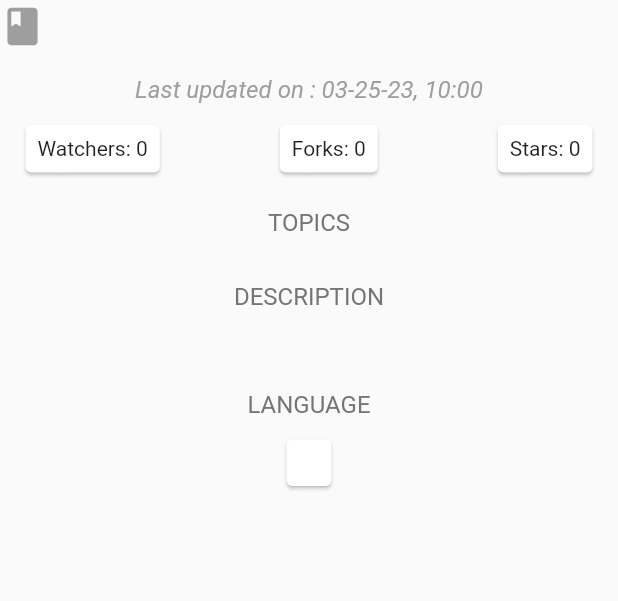
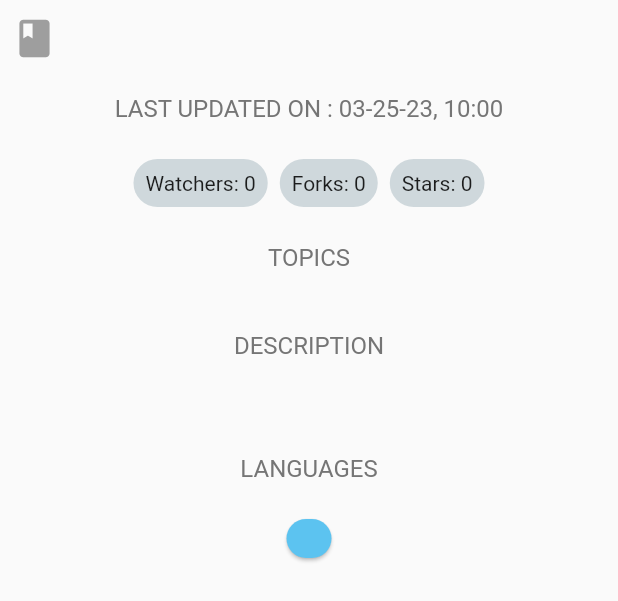
Before and after one commit to ssoad/ssoad_flutter_task, a Flutter app: the RepositoryInfo widget shown alone on an empty page, opened directly with empty values, on a phone screen of 412 x 824 dp. Shown: the top 601 px of the screen. Run offline on Flutter 3.47's test engine with Material 2 defaults, Android fonts, the phone set to English and light mode, and no system bars; our stand-ins replace bloc, cached_network_image, connectivity_plus, equatable, flutter_bloc, get and 3 more; accounts and stored records are empty; network calls fail.

Commit message:
Item Sorting Update

```diff
--- a/lib/main.dart
+++ b/lib/main.dart
@@ -1,13 +1,9 @@
 import 'package:bs34_flutter_task/src/app.dart';
-import 'package:bs34_flutter_task/src/core/service/db_helper.dart';
 import 'package:flutter/material.dart';
 import 'package:bs34_flutter_task/src/utils/di.dart' as di;
-import 'package:hive/hive.dart';
-import 'package:path_provider/path_provider.dart';
 
 Future<void> main() async {
   WidgetsFlutterBinding.ensureInitialized();
   await di.Init();
-  await DatabaseHelper().db_init();
   runApp(const MyApp());
 }
--- a/lib/src/core/service/api_service/api_service.dart
+++ b/lib/src/core/service/api_service/api_service.dart
@@ -8,10 +8,7 @@ class APIService {
 
   static Future<String> getRepositories(String url) async {
     String jsonResult = "";
-    var data = await http.get(Uri.parse(url), headers: {
-      'Content-Type': 'application/json',
-      'Accept': 'application/json'
-    });
+    var data = await http.get(Uri.parse(url));
     jsonResult = data.body;
     return jsonResult;
   }
--- a/lib/src/core/service/db_helper.dart
+++ b/lib/src/core/service/db_helper.dart
@@ -36,7 +36,8 @@ class DatabaseHelper {
         .put(url, {"last_updated": DateTime.now(), "json": repoListJson});
   }
 
-  Future<String> getRepoList(String url) async {
+  Future<String> getRepoList(String url, bool isOffline) async {
+    print("Device Offline: $isOffline");
     final appDocumentDirectory = await getApplicationDocumentsDirectory();
     collection = await BoxCollection.open(
       'top_flutter_repository', // Name of your database
@@ -46,7 +47,7 @@ class DatabaseHelper {
     );
     final repo_list_box = await collection.openBox<Map>('repo_list');
     final repo_list = await repo_list_box.get(url);
-    if (repo_list?['last_updated'] != null) {
+    if (repo_list?['last_updated'] != null && !isOffline) {
       final last_updated = repo_list?['last_updated'];
       final now = DateTime.now();
       final difference = now.difference(last_updated).inMinutes;
--- a/lib/src/features/homepage/repository/home_repository.dart
+++ b/lib/src/features/homepage/repository/home_repository.dart
@@ -1,6 +1,7 @@
 import 'package:bs34_flutter_task/src/core/service/api_service/api_service.dart';
 import 'package:bs34_flutter_task/src/core/service/data_provider.dart';
 import 'package:flutter/material.dart';
+import 'package:shared_preferences/shared_preferences.dart';
 
 import '../../../core/model/repository_list_response_model.dart';
 
@@ -8,8 +9,11 @@ class HomeRepository {
   HomeRepository();
 
   Future<List<Item>> fetchRepositories(int page) async {
+    SharedPreferences prefs = await SharedPreferences.getInstance();
+    String sortBy = prefs.getString('sortBy') ?? '';
     print("Fetching Repositories Page: $page");
-    var result = await DataProvider.getRepositories('flutter', page, 10);
+    var result =
+        await DataProvider.getRepositories('flutter', page, 10, sortBy);
     print(result);
     return result;
   }
--- /dev/null
+++ b/lib/src/features/repository_details/presentation/component/repository_info.dart
@@ -0,0 +1,109 @@
+import 'package:flutter/material.dart';
+
+import '../../../../core/model/repository_list_response_model.dart';
+import '../../../../utils/dateUtils.dart';
+
+class RepositoryInfo extends StatelessWidget {
+  final Item? item;
+  const RepositoryInfo({super.key, this.item});
+
+  @override
+  Widget build(BuildContext context) {
+    return Padding(
+      padding: const EdgeInsets.all(8.0),
+      child: Column(children: [
+        Row(
+          children: [
+            const Icon(
+              Icons.book,
+              size: 30,
+              color: Colors.grey,
+            ),
+            const SizedBox(
+              width: 10,
+            ),
+            Text(
+              item!.name!,
+              style: const TextStyle(fontSize: 30),
+              overflow: TextOverflow.ellipsis,
+            ),
+            const SizedBox(
+              width: 10,
+            ),
+          ],
+        ),
+        Title(
+          "Last updated on : ${parseStringDate(item!.updatedAt!)!}",
+        ),
+        Wrap(alignment: WrapAlignment.spaceBetween, children: [
+          StatsCard("Watchers", item!.watchersCount!),
+          StatsCard("Forks", item!.forksCount!),
+          StatsCard("Stars", item!.stargazersCount!),
+        ]),
+        Title("Topics".toUpperCase()),
+        Wrap(
+          alignment: WrapAlignment.center,
+          children: item!.topics!.map((e) => TopicsCard(e)).toList(),
+        ),
+        Title("Description"),
+        Text(
+          item?.description ?? "",
+          style: const TextStyle(fontSize: 20, color: Colors.black87),
+          textAlign: TextAlign.justify,
+        ),
+        LanguageCard(item!.language ?? "No Language"),
+      ]),
+    );
+  }
+
+  // ignore: non_constant_identifier_names
+  Widget StatsCard(String title, int count) {
+    return Card(
+        elevation: 0,
+        shape: const StadiumBorder(),
+        color: Colors.blueGrey.shade100,
+        child: Padding(
+          padding: const EdgeInsets.all(8.0),
+          child: Text("$title: $count"),
+        ));
+  }
+
+  // ignore: non_constant_identifier_names
+  Widget TopicsCard(String title) {
+    return Card(
+        elevation: 0,
+        shape: const StadiumBorder(),
+        color: Colors.blue.shade300,
+        child: Padding(
+          padding: const EdgeInsets.all(8.0),
+          child: Text(title, style: const TextStyle(color: Colors.white)),
+        ));
+  }
+
+  Widget LanguageCard(String title) {
+    return Column(
+      children: [
+        Title(
+          "Languages".toUpperCase(),
+        ),
+        Card(
+            elevation: 1,
+            shape: const StadiumBorder(),
+            color: const Color(0xFF5CC3F0),
+            child: Padding(
+              padding: const EdgeInsets.fromLTRB(15, 5, 15, 5),
+              child: Text(title, style: const TextStyle(color: Colors.white)),
+            )),
+      ],
+    );
+  }
+
+  // ignore: non_constant_identifier_names
+  Widget Title(String title) {
+    return Padding(
+      padding: const EdgeInsets.fromLTRB(10, 20, 10, 20),
+      child: Text(title.toUpperCase(),
+          style: TextStyle(fontSize: 16, color: Colors.grey.shade600)),
+    );
+  }
+}
--- a/lib/src/features/repository_details/presentation/component/repository_stats.dart
+++ /dev/null
@@ -1,119 +0,0 @@
-import 'package:flutter/material.dart';
-
-import '../../../../core/model/repository_list_response_model.dart';
-import '../../../../utils/dateUtils.dart';
-
-class RepositoryInfo extends StatelessWidget {
-  final Item? item;
-  const RepositoryInfo({super.key, this.item});
-
-  @override
-  Widget build(BuildContext context) {
-    return Column(children: [
-      Row(
-        children: [
-          const Icon(
-            Icons.book,
-            size: 30,
-            color: Colors.grey,
-          ),
-          const SizedBox(
-            width: 10,
-          ),
-          Text(
-            item!.name!,
-            style: const TextStyle(fontSize: 30),
-            overflow: TextOverflow.ellipsis,
-          ),
-          const SizedBox(
-            width: 10,
-          ),
-        ],
-      ),
-      const SizedBox(
-        height: 15,
-      ),
-      Text(
-        "Last updated on : " + parseStringDate(item!.updatedAt!)!,
-        style: const TextStyle(
-            fontSize: 16, color: Colors.grey, fontStyle: FontStyle.italic),
-      ),
-      const SizedBox(
-        height: 10,
-      ),
-      Row(mainAxisAlignment: MainAxisAlignment.spaceAround, children: [
-        Card(
-            child: Padding(
-          padding: const EdgeInsets.all(8.0),
-          child: Text("Watchers: ${item!.watchersCount}"),
-        )),
-        const SizedBox(
-          width: 20,
-        ),
-        Card(
-            child: Padding(
-          padding: const EdgeInsets.all(8.0),
-          child: Text("Forks: ${item!.forksCount}"),
-        )),
-        const SizedBox(
-          width: 20,
-        ),
-        Card(
-            child: Padding(
-          padding: const EdgeInsets.all(8.0),
-          child: Text("Stars: ${item!.stargazersCount}"),
-        )),
-      ]),
-      const SizedBox(
-        height: 20,
-      ),
-      Text("Topics".toUpperCase(),
-          style: TextStyle(fontSize: 16, color: Colors.grey.shade600)),
-      const SizedBox(
-        height: 10,
-      ),
-      Wrap(
-        alignment: WrapAlignment.center,
-        children: item!.topics!
-            .map((e) => Card(
-                  child: Padding(
-                    padding: const EdgeInsets.all(8.0),
-                    child: Text(e),
-                  ),
-                ))
-            .toList(),
-      ),
-      const SizedBox(
-        height: 20,
-      ),
-      Text("Description".toUpperCase(),
-          style: TextStyle(fontSize: 16, color: Colors.grey.shade600)),
-      const SizedBox(
-        height: 10,
-      ),
-      Text(
-        item?.description ?? "",
-        style: TextStyle(fontSize: 20, color: Colors.black),
-        textAlign: TextAlign.justify,
-      ),
-      const SizedBox(
-        height: 20,
-      ),
-      Text("Language".toUpperCase(),
-          style: TextStyle(fontSize: 16, color: Colors.grey.shade600)),
-      const SizedBox(
-        height: 10,
-      ),
-      Card(
-        child: Padding(
-          padding: const EdgeInsets.fromLTRB(15, 5, 15, 5),
-          child: Text(
-            item?.language ?? "",
-            style: const TextStyle(fontSize: 18, color: Colors.black),
-            textAlign: TextAlign.justify,
-          ),
-        ),
-      ),
-    ]);
-  }
-}
--- a/lib/src/features/repository_details/presentation/screen/repository_details.dart
+++ b/lib/src/features/repository_details/presentation/screen/repository_details.dart
@@ -4,7 +4,7 @@ import 'package:flutter_bloc/flutter_bloc.dart';
 
 import '../../../../utils/dateUtils.dart';
 import '../component/owner_info_card.dart';
-import '../component/repository_stats.dart';
+import '../component/repository_info.dart';
 import '../cubit/repository_details_cubit.dart';
 
 class RepositoryDetails extends StatelessWidget {
--- a/lib/src/utils/di.dart
+++ b/lib/src/utils/di.dart
@@ -1,3 +1,4 @@
+import 'package:bs34_flutter_task/src/core/service/db_helper.dart';
 import 'package:bs34_flutter_task/src/features/homepage/repository/home_repository.dart';
 import 'package:get/get.dart';
 import 'package:get/get_core/src/get_main.dart';
@@ -6,6 +7,7 @@ import 'package:shared_preferences/shared_preferences.dart';
 Future<void> Init() async {
   Get.putAsync<SharedPreferences>(() => SharedPreferences.getInstance());
   Get.put<HomeRepository>(HomeRepository());
+  await DatabaseHelper().db_init();
 }
 
 SharedPreferences get sharedPreferences => Get.find<SharedPreferences>();
--- a/pubspec.yaml
+++ b/pubspec.yaml
@@ -46,6 +46,7 @@ dependencies:
   hive: ^2.2.3
   cached_network_image: ^3.2.3
   intl: ^0.18.0
+  connectivity_plus: ^3.0.3
 
 dev_dependencies:
   flutter_test:
```
Also changed, not shown: lib/src/core/service/data_provider.dart (+12 -6 lines), lib/src/features/homepage/presentation/cubit/home_cubit.dart (+10 -6 lines), lib/src/features/homepage/presentation/screen/homepage.dart (+19 -10 lines), pubspec.lock, 3 other files.
